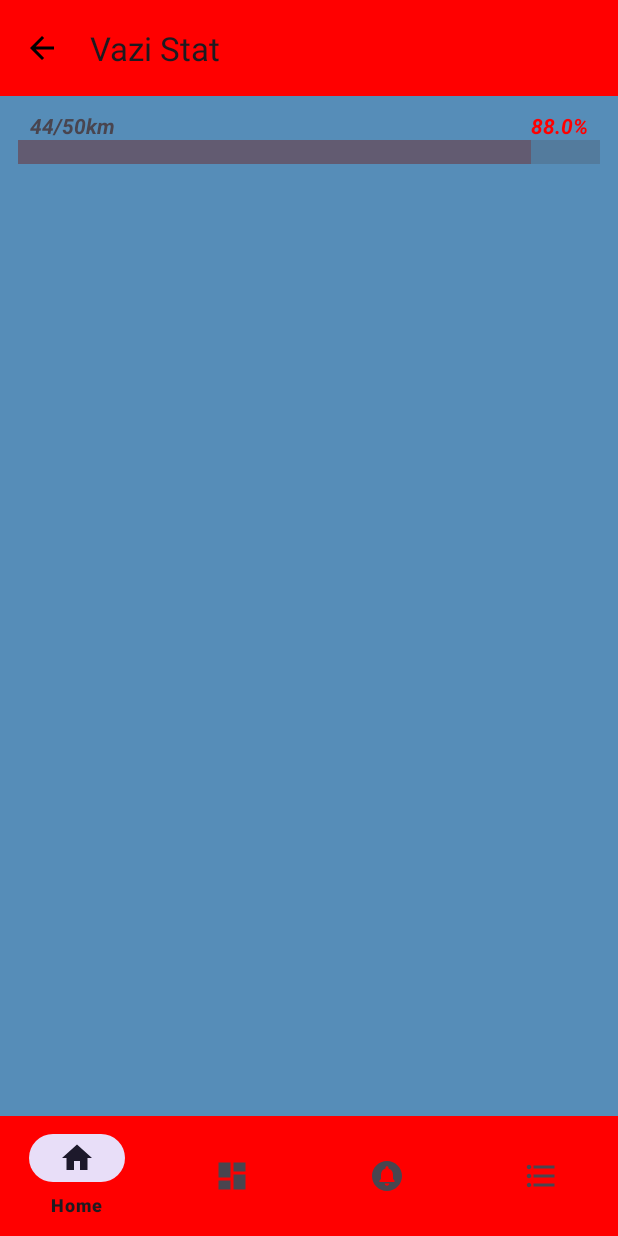
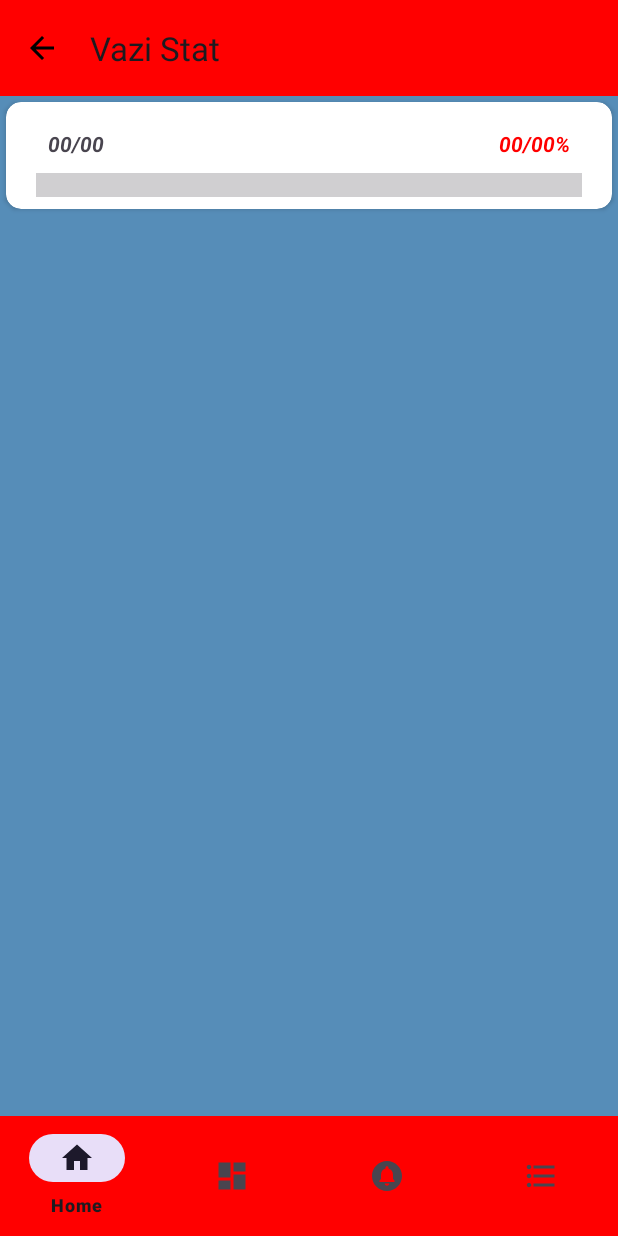
Before and after one commit to vaziman/VaziStat, an Android app: the screen it shows after launch (MainActivity), on a phone screen of 412 x 824 dp. Run offline under Robolectric (Android 15) with nearby library versions, the phone set to English and light mode, and no system bars; our stand-ins replace navigation-ui.

Commit message:
add Recycler view to the main screen

```diff
--- /dev/null
+++ b/app/src/main/java/com/example/myapplication/adapter/DataAdapter.kt
@@ -0,0 +1,41 @@
+package com.example.myapplication.adapter
+
+import android.view.LayoutInflater
+import android.view.View
+import android.view.ViewGroup
+import androidx.recyclerview.widget.RecyclerView
+import com.example.myapplication.R
+import com.example.myapplication.databinding.ModelDataLayoutBinding
+import com.example.myapplication.model.DataModel
+import com.google.android.material.shape.TriangleEdgeTreatment
+
+class DataAdapter(): RecyclerView.Adapter<DataAdapter.DataViewHolder>() {
+    private val dataList = ArrayList<DataModel>()
+
+
+    override fun onCreateViewHolder(p0: ViewGroup, p1: Int): DataViewHolder {
+        val view = LayoutInflater.from(p0.context).inflate(R.layout.model_data_layout, p0, false)
+        return DataViewHolder(view)
+    }
+
+    override fun getItemCount(): Int {
+        return dataList.size
+    }
+
+    override fun onBindViewHolder(p0: DataViewHolder, p1: Int) {
+        p0.bind(dataList[p1])
+    }
+
+    class DataViewHolder(view: View) : RecyclerView.ViewHolder(view) {
+        val bindingClass = ModelDataLayoutBinding.bind(view)
+        fun bind(model: DataModel) = with(bindingClass){
+            tvCountOfKM.text = model.dataKilometers
+            tvCountOfKmPercent.text = model.dataKMPercent
+        }
+
+    }
+    fun addData(data: DataModel){
+        dataList.add(data)
+        notifyDataSetChanged() // refreshing data in RecyclerView list
+    }
+}
--- a/app/src/main/java/com/example/myapplication/fragments/HomeFragment.kt
+++ b/app/src/main/java/com/example/myapplication/fragments/HomeFragment.kt
@@ -7,11 +7,18 @@ import android.view.LayoutInflater
 import android.view.View
 import android.view.ViewGroup
 import com.example.myapplication.R
+import com.example.myapplication.adapter.DataAdapter
 import com.example.myapplication.databinding.FragmentHomeBinding
+import com.example.myapplication.model.DataModel
 import java.util.zip.Inflater
 
 class HomeFragment : Fragment() {
     private lateinit var bindingClass: FragmentHomeBinding
+    private val adapter = DataAdapter()
+    private val dataList = listOf(
+        R.id.rc_view_main_screen
+    )
+    private var index = 0
 
     override fun onCreate(savedInstanceState: Bundle?) {
         super.onCreate(savedInstanceState)
@@ -24,22 +31,30 @@ class HomeFragment : Fragment() {
         savedInstanceState: Bundle?
     ): View {
         bindingClass = FragmentHomeBinding.inflate(layoutInflater)
+        init()
         return bindingClass.root
-        // return inflater.inflate(R.layout.fragment_home, container, false)
 
+
+    }
+    private fun init(){
+        bindingClass.apply {
+            rcViewMainScreen.adapter = adapter
+            val data = DataModel(dataKilometers = "00/00", dataKMPercent = "00/00%")
+            adapter.addData(data)
+        }
     }
 
     override fun onViewCreated(view: View, savedInstanceState: Bundle?) {
         super.onViewCreated(view, savedInstanceState)
 
-        var progressBarRunning = bindingClass.progressBarRunning
-        progressBarRunning.max = 50
-        var currentProgress = 44
-        ObjectAnimator.ofInt(progressBarRunning, "progress", currentProgress).start()
-
-        var percentOfKm = currentProgress.toFloat() / progressBarRunning.max.toFloat() * 100
-
-        bindingClass.tvCountOfKM.text = "$currentProgress/${progressBarRunning.max}km"
-        bindingClass.tvCountOfKmPercent.text = "${"%.1f".format(percentOfKm)}%"
+//        var progressBarRunning = bindingClass.progressBarRunning
+//        progressBarRunning.max = 50
+//        var currentProgress = 44
+//        ObjectAnimator.ofInt(progressBarRunning, "progress", currentProgress).start()
+//
+//        var percentOfKm = currentProgress.toFloat() / progressBarRunning.max.toFloat() * 100
+//
+//        bindingClass.tvCountOfKM.text = "$currentProgress/${progressBarRunning.max}km"
+//        bindingClass.tvCountOfKmPercent.text = "${"%.1f".format(percentOfKm)}%"
     }
 }
--- /dev/null
+++ b/app/src/main/java/com/example/myapplication/model/DataModel.kt
@@ -0,0 +1,4 @@
+package com.example.myapplication.model
+
+data class DataModel(var dataKilometers : String, var dataKMPercent: String) {
+}
--- a/app/src/main/res/layout/fragment_home.xml
+++ b/app/src/main/res/layout/fragment_home.xml
@@ -9,52 +9,65 @@
         tools:context=".fragments.HomeFragment"
         android:background="#568DB8">
 
-    <include layout="@layout/toolbar_main"/>
+    <androidx.recyclerview.widget.RecyclerView
+            android:id="@+id/rc_view_main_screen"
+            android:layout_width="match_parent"
+            android:layout_height="wrap_content"
+            app:layout_constraintTop_toBottomOf="@+id/toolbarMain"
+            app:layout_constraintStart_toStartOf="parent"
+            app:layout_constraintEnd_toEndOf="parent"
+            tools:listitem="@layout/model_data_layout"
+            app:layoutManager="androidx.recyclerview.widget.LinearLayoutManager">
 
 
+    </androidx.recyclerview.widget.RecyclerView>
 
-    <TextView
-            android:id="@+id/tvCountOfKM"
-            android:layout_width="wrap_content"
-            android:layout_height="wrap_content"
-            android:text="00/00"
-
-            android:textStyle="italic|bold"
-            android:layout_marginStart="20dp"
-            android:layout_marginTop="10dp"
-            app:layout_constraintStart_toStartOf="parent"
-            app:layout_constraintTop_toBottomOf="@+id/toolbarMain"
-    />
+    <include layout="@layout/toolbar_main"/>
+    <include layout="@layout/bottom_nav_menu"/>
 
 
-    <TextView
-            android:id="@+id/tvCountOfKmPercent"
-            android:layout_width="wrap_content"
-            android:layout_height="wrap_content"
-            android:text="00/00"
+    <!--    <TextView-->
+    <!--            android:id="@+id/tvCountOfKM"-->
+    <!--            android:layout_width="wrap_content"-->
+    <!--            android:layout_height="wrap_content"-->
+    <!--            android:text="00/00"-->
 
-            android:textStyle="italic|bold"
-            android:layout_marginStart="12dp"
-            android:layout_marginTop="10dp"
-            android:textColor="@color/orange"
-            android:layout_marginEnd="20dp"
-            app:layout_constraintTop_toBottomOf="@+id/toolbarMain"
-            app:layout_constraintEnd_toEndOf="parent"
-    />
+    <!--            android:textStyle="italic|bold"-->
+    <!--            android:layout_marginStart="20dp"-->
+    <!--            android:layout_marginTop="10dp"-->
+    <!--            app:layout_constraintStart_toStartOf="parent"-->
+    <!--            app:layout_constraintTop_toBottomOf="@+id/toolbarMain"-->
+    <!--    />-->
 
 
-    <ProgressBar
-            android:id="@+id/progress_bar_running"
-            android:layout_width="match_parent"
-            android:layout_height="wrap_content"
-            style="?android:attr/progressBarStyleHorizontal"
-            android:scaleY="4"
-            android:layout_marginEnd="12dp"
-            android:layout_marginStart="12dp"
-            app:layout_constraintTop_toBottomOf="@+id/tvCountOfKM"
-            app:layout_constraintStart_toStartOf="parent"
-            app:layout_constraintEnd_toEndOf="parent"
+    <!--    <TextView-->
+    <!--            android:id="@+id/tvCountOfKmPercent"-->
+    <!--            android:layout_width="wrap_content"-->
+    <!--            android:layout_height="wrap_content"-->
+    <!--            android:text="00/00"-->
 
-           >
-    </ProgressBar>
+    <!--            android:textStyle="italic|bold"-->
+    <!--            android:layout_marginStart="12dp"-->
+    <!--            android:layout_marginTop="10dp"-->
+    <!--            android:textColor="@color/orange"-->
+    <!--            android:layout_marginEnd="20dp"-->
+    <!--            app:layout_constraintTop_toBottomOf="@+id/toolbarMain"-->
+    <!--            app:layout_constraintEnd_toEndOf="parent"-->
+    <!--    />-->
+
+
+    <!--    <ProgressBar-->
+    <!--            android:id="@+id/progress_bar_running"-->
+    <!--            android:layout_width="match_parent"-->
+    <!--            android:layout_height="wrap_content"-->
+    <!--            style="?android:attr/progressBarStyleHorizontal"-->
+    <!--            android:scaleY="4"-->
+    <!--            android:layout_marginEnd="12dp"-->
+    <!--            android:layout_marginStart="12dp"-->
+    <!--            app:layout_constraintTop_toBottomOf="@+id/tvCountOfKM"-->
+    <!--            app:layout_constraintStart_toStartOf="parent"-->
+    <!--            app:layout_constraintEnd_toEndOf="parent"-->
+
+    <!--           >-->
+    <!--    </ProgressBar>-->
 </androidx.constraintlayout.widget.ConstraintLayout>
--- /dev/null
+++ b/app/src/main/res/layout/model_data_layout.xml
@@ -0,0 +1,80 @@
+<?xml version="1.0" encoding="utf-8"?>
+<androidx.cardview.widget.CardView
+        android:id="@+id/card_view_data"
+        xmlns:android="http://schemas.android.com/apk/res/android"
+        android:layout_width="match_parent"
+        android:layout_height="wrap_content"
+        xmlns:app="http://schemas.android.com/apk/res-auto"
+        app:cardMaxElevation="10dp"
+        app:cardCornerRadius="10dp"
+        android:layout_margin="4dp"
+>
+
+    <androidx.constraintlayout.widget.ConstraintLayout
+            android:layout_width="match_parent"
+            android:layout_height="wrap_content"
+            android:orientation="vertical"
+            android:padding="8dp">
+
+
+        <TextView
+                android:id="@+id/tvCountOfKM"
+                android:layout_width="wrap_content"
+                android:layout_height="wrap_content"
+                android:text="00/00"
+
+                android:textStyle="italic|bold"
+                android:layout_marginStart="20dp"
+                android:layout_marginTop="10dp"
+                app:layout_constraintStart_toStartOf="parent"
+                app:layout_constraintTop_toTopOf="parent"
+        />
+
+
+        <TextView
+                android:id="@+id/tvCountOfKmPercent"
+                android:layout_width="wrap_content"
+                android:layout_height="wrap_content"
+                android:text="00/00"
+
+                android:textStyle="italic|bold"
+                android:layout_marginStart="12dp"
+                android:layout_marginTop="10dp"
+                android:textColor="@color/orange"
+                android:layout_marginEnd="20dp"
+                app:layout_constraintTop_toTopOf="parent"
+                app:layout_constraintEnd_toEndOf="parent"
+        />
+
+
+        <ProgressBar
+                android:id="@+id/progress_bar_running"
+                android:layout_width="match_parent"
+                android:layout_height="wrap_content"
+                style="?android:attr/progressBarStyleHorizontal"
+                android:scaleY="4"
+                android:layout_marginTop="10dp"
+                android:layout_marginEnd="12dp"
+                android:layout_marginStart="12dp"
+                app:layout_constraintTop_toBottomOf="@+id/tvCountOfKM"
+
+        >
+
+        </ProgressBar>
+
+        <!--        <TextView-->
+        <!--                android:id="@+id/tv_last_name"-->
+        <!--                android:layout_width="wrap_content"-->
+        <!--                android:layout_height="wrap_content"-->
+        <!--                android:text="Last Name"-->
+        <!--                android:textStyle="bold"/>-->
+        <!--        <TextView-->
+        <!--                android:id="@+id/tv_first_name"-->
+        <!--                android:layout_width="wrap_content"-->
+        <!--                android:layout_height="wrap_content"-->
+        <!--                android:text="First_name"-->
+        <!--        android:textColor="@color/black"-->
+        <!--        android:textStyle="bold"/>-->
+    </androidx.constraintlayout.widget.ConstraintLayout>
+
+</androidx.cardview.widget.CardView>
--- a/app/src/main/res/values/themes.xml
+++ b/app/src/main/res/values/themes.xml
@@ -2,9 +2,10 @@
     <!-- Base application theme. -->
     <style name="Base.Theme.MyApplication"
            parent="Theme.Material3.DayNight.NoActionBar">
-        <!-- Customize your light theme here. -->
-<!--         <item name="colorPrimary">@color/white</item>-->
+         Customize your light theme here.
+         <item name="colorPrimary">@color/orange</item>
         <item name="windowActionBar">false</item>
+
         <item name="windowNoTitle">true</item>
 
     </style>
```
Also changed, not shown: app/src/main/java/com/example/myapplication/MainActivity.kt (+0 -28 lines).
